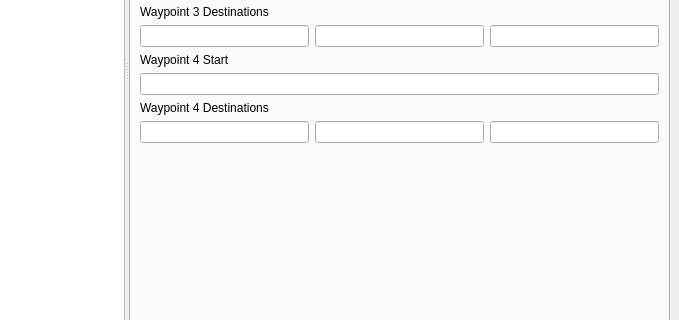
Qt form mainwindow.ui (FortuneStreetModding/fortune-avenue-qt) before a commit; both pictures show x 601 to 1280 and y 298 to 618 of the 1280 by 739 pixel window.
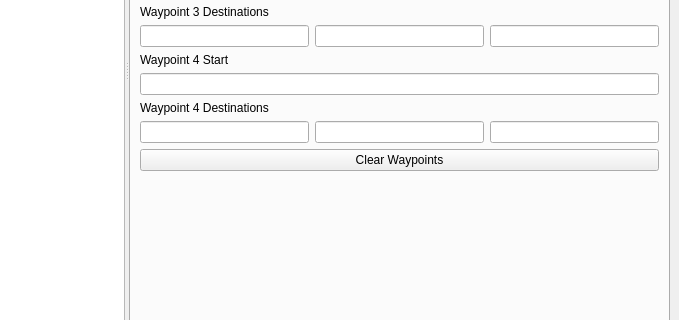
The same form after that commit. The open tabs and pages were chosen to show the change. Icons and pictures are not drawn.

Commit message: Add button to reset waypoints, closes #13, closes #7

The edit to the form file:
```diff
--- a/mainwindow.ui
+++ b/mainwindow.ui
@@ -981,6 +981,13 @@
            </layout>
           </widget>
          </item>
+         <item>
+          <widget class="QPushButton" name="clearWaypoints">
+           <property name="text">
+            <string>Clear Waypoints</string>
+           </property>
+          </widget>
+         </item>
          <item>
           <spacer name="verticalSpacer_3">
            <property name="orientation">
```
The commit also changes 1 other file.
